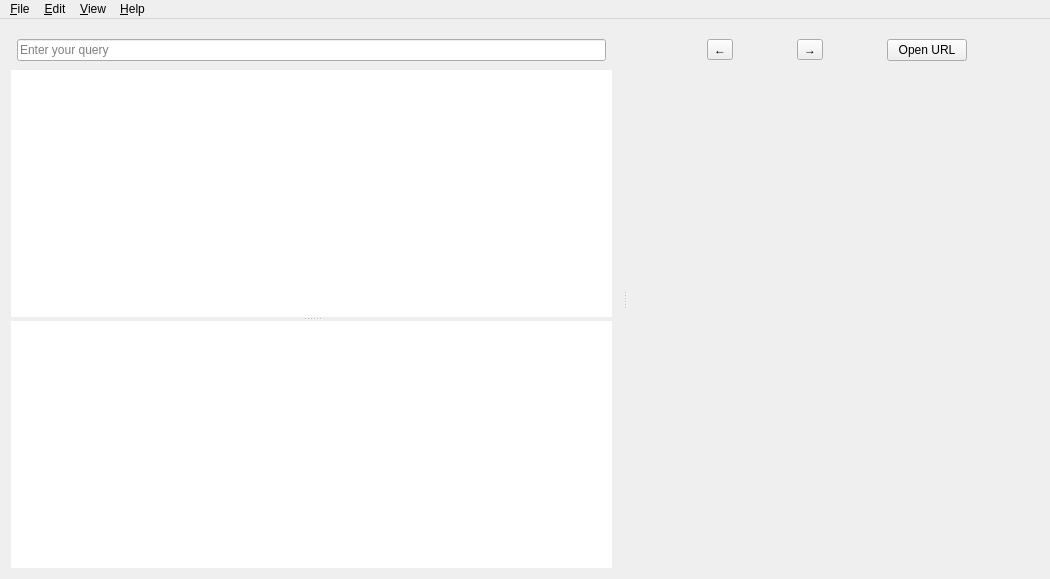
Old version of the form src/ui/forms/mainwindow.ui in the repository zealdocs/zeal.
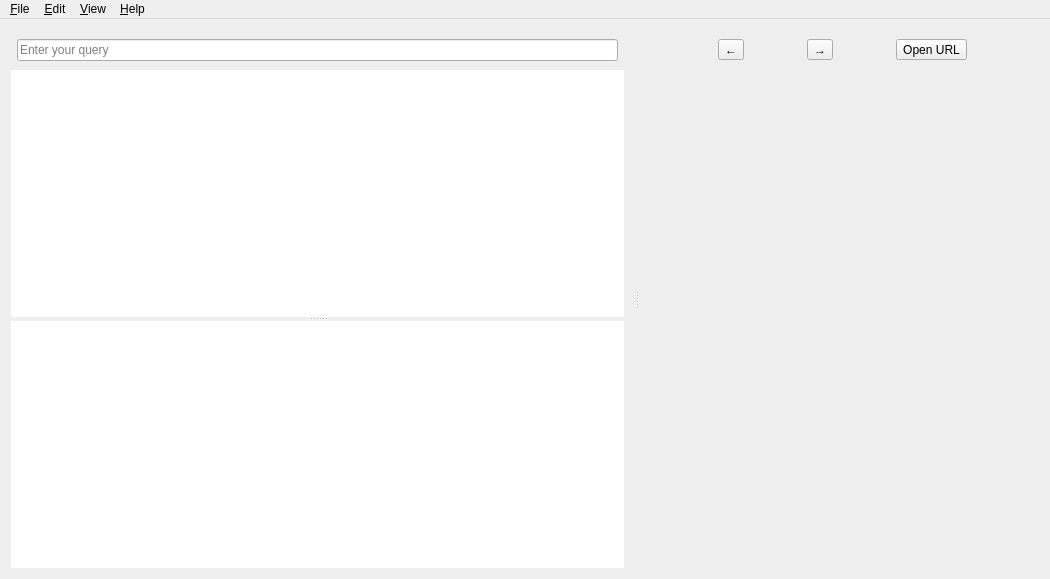
New version of the form. Icons and pictures are not drawn. Custom widgets are drawn as their Qt base class.

Commit message: ui: Convert go to url button into a ToolButton

Diff of the .ui file:
```diff
--- a/src/ui/forms/mainwindow.ui
+++ b/src/ui/forms/mainwindow.ui
@@ -158,7 +158,7 @@
             </widget>
            </item>
            <item>
-            <widget class="QPushButton" name="openUrlButton">
+            <widget class="QToolButton" name="openUrlButton">
              <property name="sizePolicy">
               <sizepolicy hsizetype="Fixed" vsizetype="Fixed">
                <horstretch>0</horstretch>
```
The commit also changes 1 other file.
